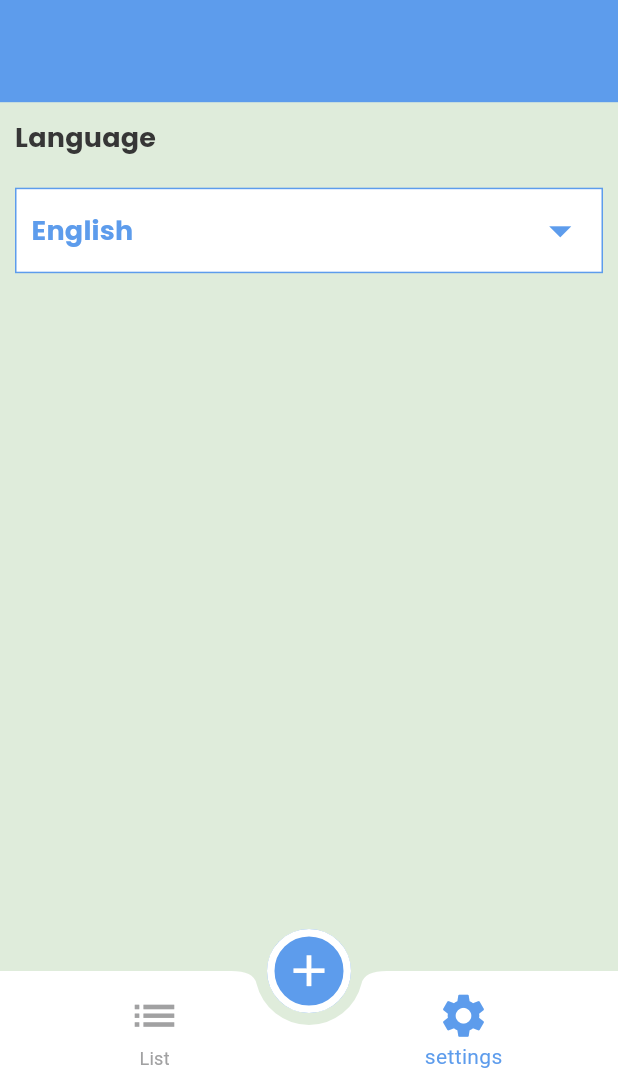
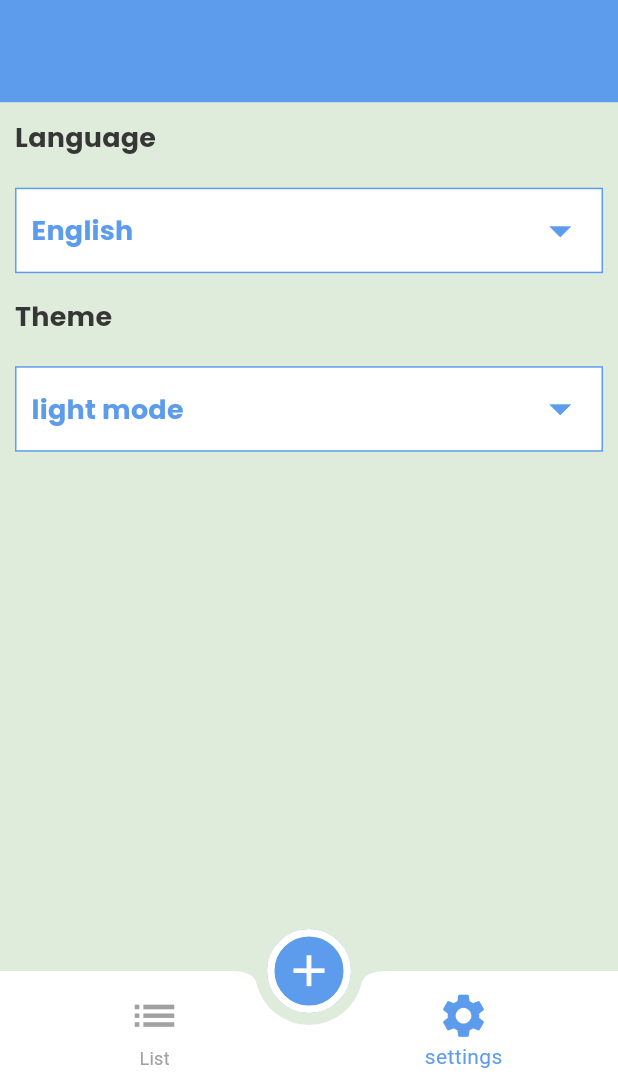
Before and after one commit to johngamil11/to-do-list, a Flutter app: the screen it shows after launch, item 2 of the bottom bar chosen, on a phone screen of 412 x 824 dp, the part 145-1236 px from its top. Run offline on Flutter 3.47's test engine with Material 3 defaults, Android fonts, the phone set to English and light mode, and no system bars; our stand-ins replace easy_date_timeline, flutter_slidable, google_fonts.

Commit message:
Finished settings tab.

```diff
--- a/lib/settings/settings.dart
+++ b/lib/settings/settings.dart
@@ -1,7 +1,15 @@
 import 'package:flutter/material.dart';
 import 'package:new_todo_list/app_color.dart';
+import 'package:new_todo_list/settings/theme_bottom_sheet.dart';
 
-class Settings extends StatelessWidget {
+import 'language_bottom_sheet.dart';
+
+class Settings extends StatefulWidget {
+  @override
+  State<Settings> createState() => _SettingsState();
+}
+
+class _SettingsState extends State<Settings> {
   @override
   Widget build(BuildContext context) {
     return Column(
@@ -11,7 +19,11 @@ class Settings extends StatelessWidget {
           padding: const EdgeInsets.all(10),
           child: Text('Language' ,style:  Theme.of(context).textTheme.titleMedium?.copyWith(fontSize: 18) ),
         ),
-        Container(
+        InkWell(
+          onTap: (){
+            showLanguageBottomSheet();
+          },
+          child: Container(
             margin: EdgeInsets.only(right: 10 , left: 10 , top: 10 , bottom: 5),
             padding: EdgeInsets.all(10),
             decoration: BoxDecoration(
@@ -26,9 +38,44 @@ class Settings extends StatelessWidget {
               Icon(Icons.arrow_drop_down , size: 35,color: AppColor.primaryAppColor,)
             ],
           ),
-        )
+          ),
+        ),
+        Padding(
+          padding: const EdgeInsets.all(10),
+          child: Text('Theme' ,style:  Theme.of(context).textTheme.titleMedium?.copyWith(fontSize: 18) ),
+        ),
+        InkWell(
+          onTap: (){
+            showthemeBottomSheet();
+          },
+          child: Container(
+            margin: EdgeInsets.only(right: 10 , left: 10 , top: 10 , bottom: 5),
+            padding: EdgeInsets.all(10),
+            decoration: BoxDecoration(
+              color: AppColor.whiteColor,
+              border: Border.all(color: AppColor.primaryAppColor)
+
+            ),
+          child: Row(
+            mainAxisAlignment: MainAxisAlignment.spaceBetween,
+            children: [
+              Text('light mode' , style: Theme.of(context).textTheme.titleMedium?.copyWith(color: AppColor.primaryAppColor),),
+              Icon(Icons.arrow_drop_down , size: 35,color: AppColor.primaryAppColor,)
+            ],
+          ),
+          ),
+        ),
       ],
     );
 
   }
+
+  void showLanguageBottomSheet() {
+    showModalBottomSheet(context: context,
+        builder: (context)=> LanguageBottomSheet());
   }
+  void showthemeBottomSheet() {
+    showModalBottomSheet(context: context,
+        builder: (context)=> ThemeBottomSheet());
+  }
+}
```
Also changed, not shown: lib/settings/language_bottom_sheet.dart (added, +11 -0 lines), lib/settings/theme_bottom_sheet.dart (added, +11 -0 lines). Lines whose indentation alone changed are shown as unchanged.
